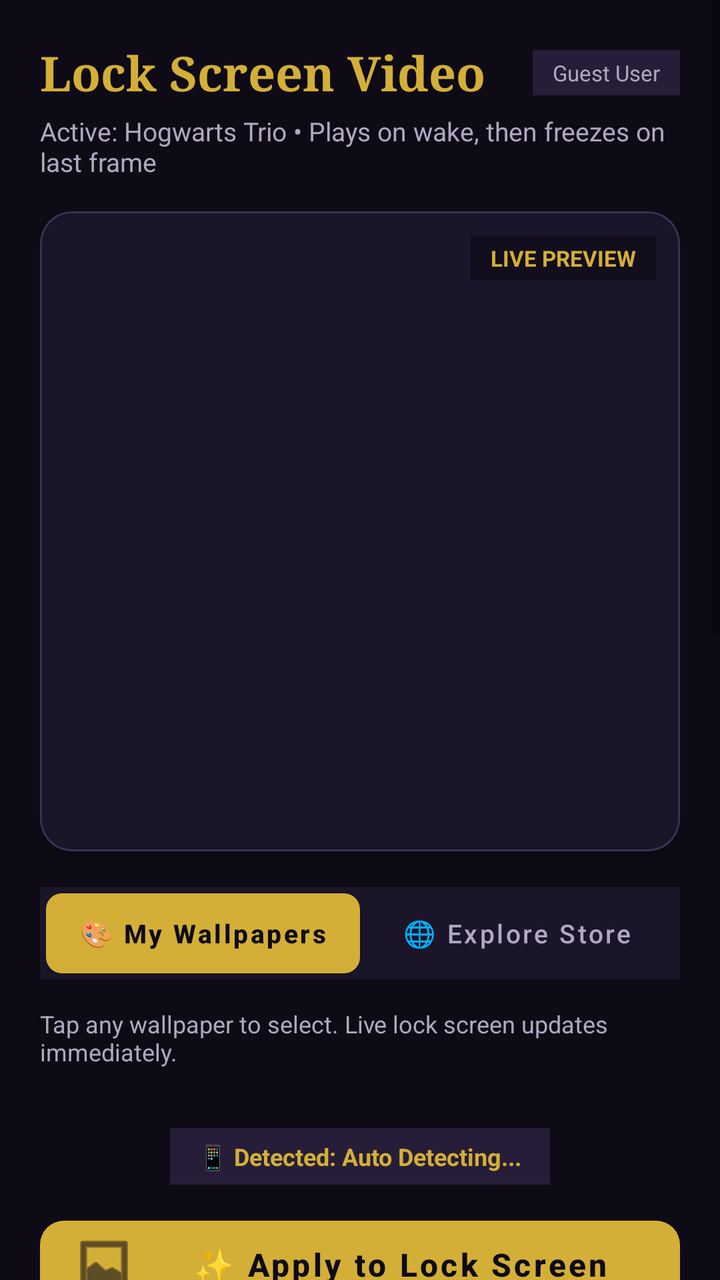
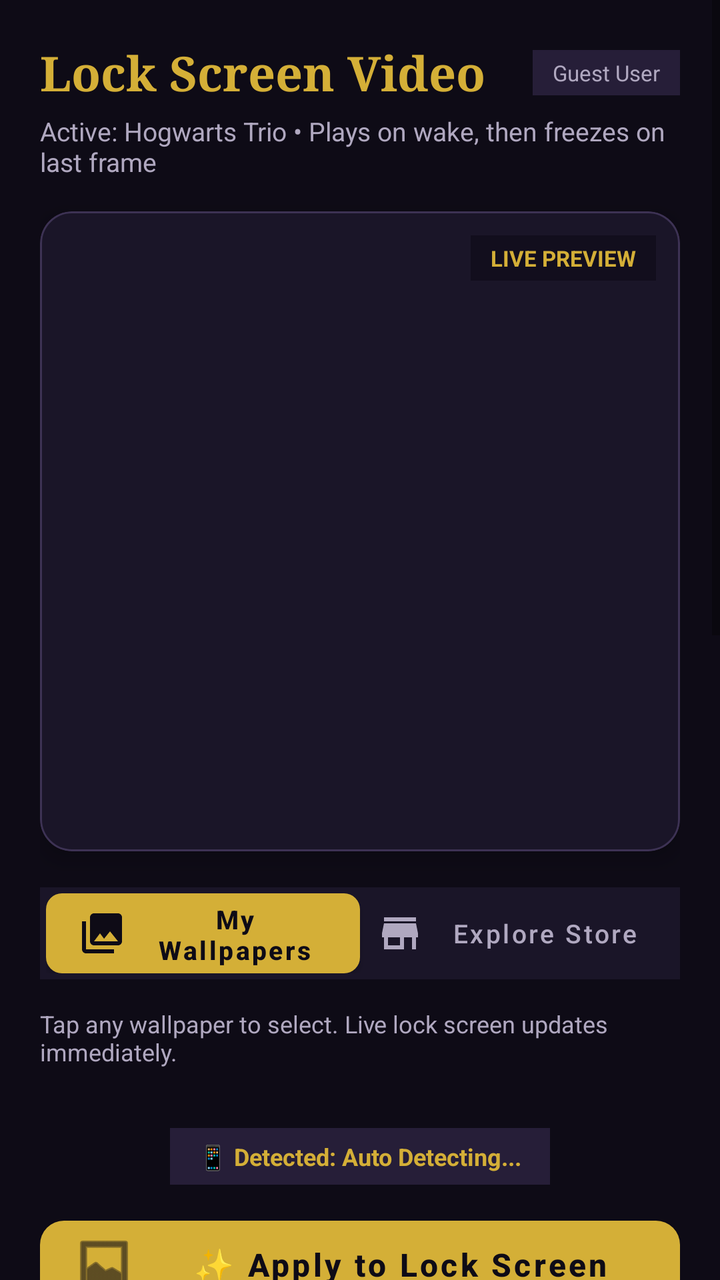

An Android layout rendered at two revisions. The XML below is the earlier revision; the diff shows what the commit changed to produce the second picture.
<!-- AndroidManifest.xml: application theme Theme.VideoLockScreen -->
<!-- res/layout/activity_main.xml -->
<?xml version="1.0" encoding="utf-8"?>
<ScrollView xmlns:android="http://schemas.android.com/apk/res/android"
    xmlns:app="http://schemas.android.com/apk/res-auto"
    android:layout_width="match_parent"
    android:layout_height="match_parent"
    android:background="#0E0B16"
    android:fillViewport="true">

    <LinearLayout
        android:layout_width="match_parent"
        android:layout_height="wrap_content"
        android:orientation="vertical"
        android:padding="20dp">

        
        <LinearLayout
            android:layout_width="match_parent"
            android:layout_height="wrap_content"
            android:gravity="center_vertical"
            android:orientation="horizontal">

            <TextView
                android:id="@+id/tvAppTitle"
                android:layout_width="0dp"
                android:layout_height="wrap_content"
                android:layout_weight="1"
                android:fontFamily="serif"
                android:text="Lock Screen Video"
                android:textColor="#D4AF37"
                android:textSize="24sp"
                android:textStyle="bold" />

            
            <TextView
                android:id="@+id/tvUserBadge"
                android:layout_width="wrap_content"
                android:layout_height="wrap_content"
                android:background="#261E38"
                android:paddingHorizontal="10dp"
                android:paddingVertical="4dp"
                android:text="Guest User"
                android:textColor="#B0A8C0"
                android:textSize="11sp" />
        </LinearLayout>

        <TextView
            android:id="@+id/tvActiveWallpaperSubtitle"
            android:layout_width="match_parent"
            android:layout_height="wrap_content"
            android:layout_marginTop="4dp"
            android:text="Active: Hogwarts Trio • Plays on wake, then freezes on last frame"
            android:textColor="#B0A8C0"
            android:textSize="13sp" />

        
        <com.google.android.material.card.MaterialCardView
            android:layout_width="match_parent"
            android:layout_height="320dp"
            android:layout_marginTop="16dp"
            app:cardBackgroundColor="#1A1528"
            app:cardCornerRadius="16dp"
            app:cardElevation="6dp"
            app:strokeColor="#3D3254"
            app:strokeWidth="1dp">

            <FrameLayout
                android:layout_width="match_parent"
                android:layout_height="match_parent">

                <TextureView
                    android:id="@+id/previewTextureView"
                    android:layout_width="match_parent"
                    android:layout_height="match_parent" />

                <TextView
                    android:id="@+id/tvPreviewBadge"
                    android:layout_width="wrap_content"
                    android:layout_height="wrap_content"
                    android:layout_gravity="top|end"
                    android:layout_margin="12dp"
                    android:background="#990E0B16"
                    android:paddingHorizontal="10dp"
                    android:paddingVertical="4dp"
                    android:text="LIVE PREVIEW"
                    android:textColor="#D4AF37"
                    android:textSize="11sp"
                    android:textStyle="bold" />
            </FrameLayout>
        </com.google.android.material.card.MaterialCardView>

        
        <LinearLayout
            android:layout_width="match_parent"
            android:layout_height="46dp"
            android:layout_marginTop="18dp"
            android:background="#1A1528"
            android:orientation="horizontal"
            android:padding="3dp">

            <com.google.android.material.button.MaterialButton
                android:id="@+id/btnTabMyWallpapers"
                android:layout_width="0dp"
                android:layout_height="match_parent"
                android:layout_weight="1"
                android:insetTop="0dp"
                android:insetBottom="0dp"
                android:text="🎨 My Wallpapers"
                android:textAllCaps="false"
                android:textColor="#0E0B16"
                android:textSize="13sp"
                android:textStyle="bold"
                app:backgroundTint="#D4AF37"
                app:cornerRadius="8dp" />

            <com.google.android.material.button.MaterialButton
                android:id="@+id/btnTabExploreStore"
                style="@style/Widget.MaterialComponents.Button.TextButton"
                android:layout_width="0dp"
                android:layout_height="match_parent"
                android:layout_weight="1"
                android:insetTop="0dp"
                android:insetBottom="0dp"
                android:text="🌐 Explore Store"
                android:textAllCaps="false"
                android:textColor="#B0A8C0"
                android:textSize="13sp"
                app:cornerRadius="8dp" />
        </LinearLayout>

        
        <LinearLayout
            android:id="@+id/layoutMyWallpapers"
            android:layout_width="match_parent"
            android:layout_height="wrap_content"
            android:layout_marginTop="14dp"
            android:orientation="vertical"
            android:visibility="visible">

            <TextView
                android:layout_width="wrap_content"
                android:layout_height="wrap_content"
                android:text="Tap any wallpaper to select. Live lock screen updates immediately."
                android:textColor="#B0A8C0"
                android:textSize="12sp" />

            
            <LinearLayout
                android:id="@+id/layoutImporting"
                android:layout_width="match_parent"
                android:layout_height="wrap_content"
                android:layout_marginTop="8dp"
                android:background="#261E38"
                android:gravity="center_vertical"
                android:orientation="horizontal"
                android:padding="10dp"
                android:visibility="gone">

                <ProgressBar
                    android:layout_width="22dp"
                    android:layout_height="22dp"
                    android:indeterminateTint="#D4AF37" />

                <TextView
                    android:id="@+id/tvImportingStatus"
                    android:layout_width="wrap_content"
                    android:layout_height="wrap_content"
                    android:layout_marginStart="12dp"
                    android:text="Importing and optimizing video..."
                    android:textColor="#F3E8FF"
                    android:textSize="12sp" />
            </LinearLayout>

            
            <androidx.recyclerview.widget.RecyclerView
                android:id="@+id/rvWallpapers"
                android:layout_width="match_parent"
                android:layout_height="wrap_content"
                android:layout_marginTop="10dp"
                android:clipToPadding="false"
                android:nestedScrollingEnabled="false"
                android:orientation="horizontal"
                android:overScrollMode="never" />
        </LinearLayout>

        
        <LinearLayout
            android:id="@+id/layoutExploreStore"
            android:layout_width="match_parent"
            android:layout_height="wrap_content"
            android:layout_marginTop="14dp"
            android:orientation="vertical"
            android:visibility="gone">

            <LinearLayout
                android:layout_width="match_parent"
                android:layout_height="wrap_content"
                android:gravity="center_vertical"
                android:orientation="horizontal">

                <TextView
                    android:id="@+id/tvStoreCatalogHeader"
                    android:layout_width="0dp"
                    android:layout_height="wrap_content"
                    android:layout_weight="1"
                    android:text="Tap any card to stream preview. Download to set as wallpaper."
                    android:textColor="#B0A8C0"
                    android:textSize="12sp" />

                <com.google.android.material.button.MaterialButton
                    android:id="@+id/btnRefreshStore"
                    style="@style/Widget.MaterialComponents.Button.TextButton"
                    android:layout_width="wrap_content"
                    android:layout_height="36dp"
                    android:insetTop="0dp"
                    android:insetBottom="0dp"
                    android:text="🔄 Refresh"
                    android:textAllCaps="false"
                    android:textColor="#D4AF37"
                    android:textSize="12sp" />
            </LinearLayout>

            
            <ProgressBar
                android:id="@+id/pbStoreLoading"
                android:layout_width="wrap_content"
                android:layout_height="wrap_content"
                android:layout_gravity="center_horizontal"
                android:layout_marginVertical="20dp"
                android:indeterminateTint="#D4AF37"
                android:visibility="gone" />

            
            <androidx.recyclerview.widget.RecyclerView
                android:id="@+id/rvStoreWallpapers"
                android:layout_width="match_parent"
                android:layout_height="wrap_content"
                android:layout_marginTop="8dp"
                android:clipToPadding="false"
                android:nestedScrollingEnabled="false"
                android:overScrollMode="never" />
        </LinearLayout>

        
        <TextView
            android:id="@+id/tvDeviceBrand"
            android:layout_width="wrap_content"
            android:layout_height="wrap_content"
            android:layout_gravity="center_horizontal"
            android:layout_marginTop="20dp"
            android:background="#261E38"
            android:paddingHorizontal="14dp"
            android:paddingVertical="6dp"
            android:text="📱 Detected: Auto Detecting..."
            android:textColor="#D4AF37"
            android:textSize="12sp"
            android:textStyle="bold" />

        
        <com.google.android.material.button.MaterialButton
            android:id="@+id/btnSetWallpaper"
            android:layout_width="match_parent"
            android:layout_height="56dp"
            android:layout_marginTop="12dp"
            android:text="✨ Apply to Lock Screen"
            android:textAllCaps="false"
            android:textColor="#0E0B16"
            android:textSize="16sp"
            android:textStyle="bold"
            app:backgroundTint="#D4AF37"
            app:cornerRadius="12dp"
            app:icon="@android:drawable/ic_menu_gallery"
            app:iconTint="#0E0B16" />

        <TextView
            android:id="@+id/tvPrimaryInstruction"
            android:layout_width="match_parent"
            android:layout_height="wrap_content"
            android:layout_marginTop="8dp"
            android:gravity="center"
            android:text="Important: In the preview, tap 'Set wallpaper' -> choose 'Home screen and lock screen'"
            android:textColor="#D4AF37"
            android:textSize="12sp"
            android:textStyle="bold" />

        
        <com.google.android.material.button.MaterialButton
            android:id="@+id/btnDirectGalleryHandOff"
            style="@style/Widget.MaterialComponents.Button.OutlinedButton"
            android:layout_width="match_parent"
            android:layout_height="wrap_content"
            android:layout_marginTop="14dp"
            android:text="🎬 Direct Video Hand-off (Open in Phone Gallery)"
            android:textAllCaps="false"
            android:textColor="#F3E8FF"
            app:cornerRadius="12dp"
            app:strokeColor="#7C3AED" />

        <com.google.android.material.button.MaterialButton
            android:id="@+id/btnClearLockOverride"
            style="@style/Widget.MaterialComponents.Button.OutlinedButton"
            android:layout_width="match_parent"
            android:layout_height="wrap_content"
            android:layout_marginTop="8dp"
            android:text="🔄 Fix Lock Screen (Remove Old Photo Override)"
            android:textAllCaps="false"
            android:textColor="#E0D7F5"
            app:cornerRadius="12dp"
            app:strokeColor="#5B4A78" />

        <com.google.android.material.button.MaterialButton
            android:id="@+id/btnExportVideo"
            style="@style/Widget.MaterialComponents.Button.TextButton"
            android:layout_width="match_parent"
            android:layout_height="wrap_content"
            android:layout_marginTop="4dp"
            android:text="📁 Choose Folder &amp; Save Video (Manual Fallback)"
            android:textAllCaps="false"
            android:textColor="#A78BFA"
            android:textSize="13sp" />

        
        <com.google.android.material.card.MaterialCardView
            android:layout_width="match_parent"
            android:layout_height="wrap_content"
            android:layout_marginTop="24dp"
            app:cardBackgroundColor="#1A1528"
            app:cardCornerRadius="16dp"
            app:cardElevation="4dp"
            app:strokeColor="#3D3254"
            app:strokeWidth="1dp">

            <LinearLayout
                android:layout_width="match_parent"
                android:layout_height="wrap_content"
                android:orientation="vertical"
                android:padding="16dp">

                <TextView
                    android:layout_width="wrap_content"
                    android:layout_height="wrap_content"
                    android:text="Playback Behavior"
                    android:textColor="#D4AF37"
                    android:textSize="16sp"
                    android:textStyle="bold" />

                
                <RadioGroup
                    android:id="@+id/rgPlaybackMode"
                    android:layout_width="match_parent"
                    android:layout_height="wrap_content"
                    android:layout_marginTop="12dp">

                    <RadioButton
                        android:id="@+id/rbFreezeLastFrame"
                        android:layout_width="match_parent"
                        android:layout_height="wrap_content"
                        android:buttonTint="#D4AF37"
                        android:checked="true"
                        android:text="Wake Animation (Play 5s, freeze on final frame - 0% Battery)"
                        android:textColor="#FFFFFF"
                        android:textSize="13sp" />

                    <RadioButton
                        android:id="@+id/rbLoopLockOnly"
                        android:layout_width="match_parent"
                        android:layout_height="wrap_content"
                        android:layout_marginTop="8dp"
                        android:buttonTint="#D4AF37"
                        android:text="Loop on Lock Screen Only (Freezes on Home Screen - Fast &amp; Smooth)"
                        android:textColor="#FFFFFF"
                        android:textSize="13sp" />

                    <RadioButton
                        android:id="@+id/rbLoopAlways"
                        android:layout_width="match_parent"
                        android:layout_height="wrap_content"
                        android:layout_marginTop="8dp"
                        android:buttonTint="#D4AF37"
                        android:text="Loop Always (Both Lock Screen &amp; Home Screen)"
                        android:textColor="#FFFFFF"
                        android:textSize="13sp" />
                </RadioGroup>

                <View
                    android:layout_width="match_parent"
                    android:layout_height="1dp"
                    android:layout_marginVertical="14dp"
                    android:background="#2E2642" />

                
                <com.google.android.material.switchmaterial.SwitchMaterial
                    android:id="@+id/switchMute"
                    android:layout_width="match_parent"
                    android:layout_height="wrap_content"
                    android:checked="true"
                    android:text="Mute Video Audio (Silent on Lock)"
                    android:textColor="#FFFFFF"
                    app:thumbTint="#D4AF37"
                    app:trackTint="#5A4B75" />

            </LinearLayout>
        </com.google.android.material.card.MaterialCardView>

        <TextView
            android:id="@+id/tvAppInfo"
            android:layout_width="match_parent"
            android:layout_height="wrap_content"
            android:layout_marginTop="24dp"
            android:gravity="center"
            android:text="Pure Native Live Wallpaper • Zero Overlays • No Popup Delay"
            android:textColor="#665D7A"
            android:textSize="12sp" />

    </LinearLayout>
</ScrollView>
<!-- resources referenced by this layout -->
<resources>
  <style name="Theme.VideoLockScreen" parent="Theme.MaterialComponents.DayNight.NoActionBar">
          <item name="colorPrimary">@color/gold_primary</item>
          <item name="colorSecondary">@color/accent_glow</item>
          <item name="android:windowBackground">@color/bg_dark</item>
          <item name="android:statusBarColor">@color/bg_dark</item>
          <item name="android:navigationBarColor">@color/bg_dark</item>
      </style>
  <color name="gold_primary">#D4AF37</color>
  <color name="accent_glow">#9370DB</color>
  <color name="bg_dark">#0E0B16</color>
</resources>

<!-- the commit's change to res/layout/activity_main.xml (unified diff, before → after) -->
@@ -104,13 +104,15 @@
                 android:layout_weight="1"
                 android:insetTop="0dp"
                 android:insetBottom="0dp"
-                android:text="🎨 My Wallpapers"
+                android:text="My Wallpapers"
                 android:textAllCaps="false"
                 android:textColor="#0E0B16"
                 android:textSize="13sp"
                 android:textStyle="bold"
                 app:backgroundTint="#D4AF37"
-                app:cornerRadius="8dp" />
+                app:cornerRadius="8dp"
+                app:icon="@drawable/ic_gallery"
+                app:iconTint="#0E0B16" />
 
             <com.google.android.material.button.MaterialButton
                 android:id="@+id/btnTabExploreStore"
@@ -120,11 +122,13 @@
                 android:layout_weight="1"
                 android:insetTop="0dp"
                 android:insetBottom="0dp"
-                android:text="🌐 Explore Store"
+                android:text="Explore Store"
                 android:textAllCaps="false"
                 android:textColor="#B0A8C0"
                 android:textSize="13sp"
-                app:cornerRadius="8dp" />
+                app:cornerRadius="8dp"
+                app:icon="@drawable/ic_store"
+                app:iconTint="#B0A8C0" />
         </LinearLayout>
 
         
@@ -213,21 +217,24 @@
                     android:layout_height="36dp"
                     android:insetTop="0dp"
                     android:insetBottom="0dp"
-                    android:text="🔄 Refresh"
+                    android:text="Refresh"
                     android:textAllCaps="false"
                     android:textColor="#D4AF37"
                     android:textSize="12sp" />
             </LinearLayout>
 
             
-            <ProgressBar
-                android:id="@+id/pbStoreLoading"
-                android:layout_width="wrap_content"
-                android:layout_height="wrap_content"
-                android:layout_gravity="center_horizontal"
-                android:layout_marginVertical="20dp"
-                android:indeterminateTint="#D4AF37"
-                android:visibility="gone" />
+            <LinearLayout
+                android:id="@+id/layoutStoreSkeleton"
+                android:layout_width="match_parent"
+                android:layout_height="wrap_content"
+                android:layout_marginTop="8dp"
+                android:orientation="vertical"
+                android:visibility="gone">
+
+                <include layout="@layout/item_store_skeleton" />
+                <include layout="@layout/item_store_skeleton" />
+            </LinearLayout>
 
             
             <androidx.recyclerview.widget.RecyclerView
@@ -413,3 +420,79 @@
 
     </LinearLayout>
 </ScrollView>
+<!-- res/layout/item_store_skeleton.xml (included above) -->
+<?xml version="1.0" encoding="utf-8"?>
+<com.google.android.material.card.MaterialCardView xmlns:android="http://schemas.android.com/apk/res/android"
+    xmlns:app="http://schemas.android.com/apk/res-auto"
+    android:layout_width="match_parent"
+    android:layout_height="wrap_content"
+    android:layout_marginHorizontal="4dp"
+    android:layout_marginVertical="6dp"
+    app:cardBackgroundColor="#140F22"
+    app:cardCornerRadius="14dp"
+    app:cardElevation="0dp"
+    app:strokeColor="#261E38"
+    app:strokeWidth="1dp">
+
+    <LinearLayout
+        android:layout_width="match_parent"
+        android:layout_height="wrap_content"
+        android:orientation="horizontal"
+        android:padding="12dp">
+
+        
+        <View
+            android:layout_width="90dp"
+            android:layout_height="130dp"
+            android:background="#261E38" />
+
+        <LinearLayout
+            android:layout_width="0dp"
+            android:layout_height="match_parent"
+            android:layout_marginStart="12dp"
+            android:layout_weight="1"
+            android:orientation="vertical">
+
+            
+            <View
+                android:layout_width="160dp"
+                android:layout_height="16dp"
+                android:background="#2E2444" />
+
+            
+            <View
+                android:layout_width="match_parent"
+                android:layout_height="12dp"
+                android:layout_marginTop="8dp"
+                android:background="#261E38" />
+
+            
+            <View
+                android:layout_width="120dp"
+                android:layout_height="12dp"
+                android:layout_marginTop="4dp"
+                android:background="#261E38" />
+
+            
+            <View
+                android:layout_width="60dp"
+                android:layout_height="14dp"
+                android:layout_marginTop="8dp"
+                android:background="#2E2444" />
+
+            <View
+                android:layout_width="match_parent"
+                android:layout_height="0dp"
+                android:layout_weight="1" />
+
+            
+            <View
+                android:layout_width="match_parent"
+                android:layout_height="36dp"
+                android:layout_marginTop="12dp"
+                android:background="#261E38" />
+
+        </LinearLayout>
+    </LinearLayout>
+
+</com.google.android.material.card.MaterialCardView>
<!-- resource entries referenced after the edit -->
@@ -1,5 +1,25 @@
 <!-- resources referenced by this layout -->
 <resources>
+  <!-- drawable ic_gallery (drawable) -->
+  <vector xmlns:android="http://schemas.android.com/apk/res/android"
+      android:width="24dp"
+      android:height="24dp"
+      android:viewportWidth="24"
+      android:viewportHeight="24">
+    <path
+        android:fillColor="#FFFFFFFF"
+        android:pathData="M22,16V4c0,-1.1 -0.9,-2 -2,-2H8c-1.1,0 -2,0.9 -2,2v12c0,1.1 0.9,2 2,2h12c1.1,0 2,-0.9 2,-2zm-11,-4l2.03,2.71L16,11l4,5H8l3,-4zM2,6v14c0,1.1 0.9,2 2,2h14v-2H4V6H2z"/>
+  </vector>
+  <!-- drawable ic_store (drawable) -->
+  <vector xmlns:android="http://schemas.android.com/apk/res/android"
+      android:width="24dp"
+      android:height="24dp"
+      android:viewportWidth="24"
+      android:viewportHeight="24">
+    <path
+        android:fillColor="#FFFFFFFF"
+        android:pathData="M20,4H4v2h16V4zm1,10v-2l-1,-5H4l-1,5v2h1v6h10v-6h4v6h2v-6h1zm-9,4H6v-4h6v4z"/>
+  </vector>
   <style name="Theme.VideoLockScreen" parent="Theme.MaterialComponents.DayNight.NoActionBar">
           <item name="colorPrimary">@color/gold_primary</item>
           <item name="colorSecondary">@color/accent_glow</item>
